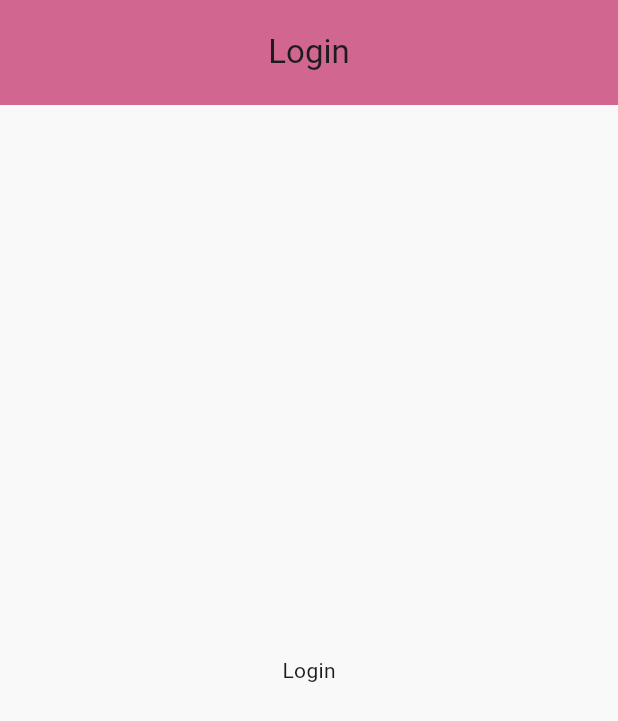
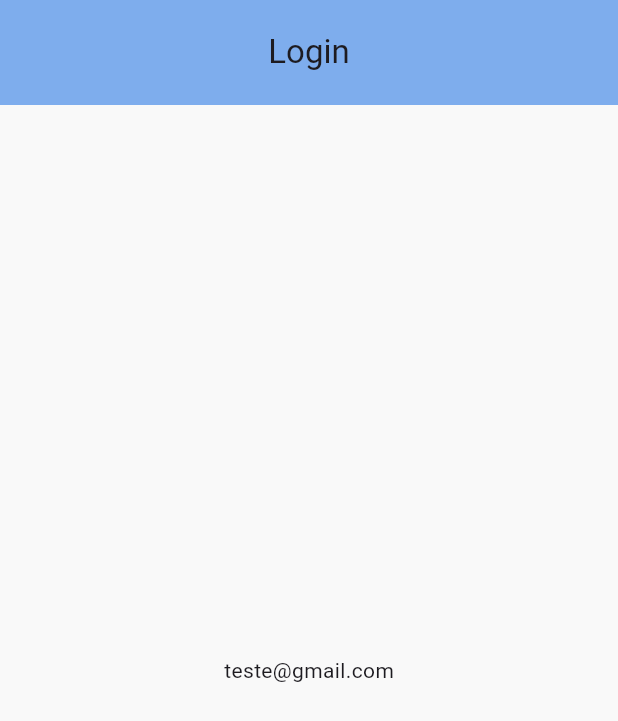
Before and after one commit to guischpor/app_estoque, a Flutter app: the screen it shows after launch, on a phone screen of 412 x 824 dp. Shown: the top 721 px of the screen. Run offline on Flutter 3.47's test engine with Material 3 defaults, Android fonts, the phone set to English and light mode, and no system bars; our stand-ins replace cached_network_image, dio, equatable, flutter_mobx, get_it, go_router and 3 more; generated files the repository leaves out were written again.

Commit message:
Adicionado Mobx and GetIt

```diff
--- /dev/null
+++ b/lib/core/dependencies/injection_dependencies.dart
@@ -0,0 +1,12 @@
+import 'package:get_it/get_it.dart';
+import 'package:app_estoque/presentation/presenter/pages/login/controller/login_controller.dart';
+
+final getIt = GetIt.instance;
+
+void InjectionDependencies() {
+  getIt.registerFactory(() => LoginController());
+
+  // getIt.registerSingleton(LoginPage(
+  //   loginController: ,
+  // ));
+}
--- a/lib/core/routes/named_routes.dart
+++ b/lib/core/routes/named_routes.dart
@@ -0,0 +1,3 @@
+class NamedRoutes {
+  static const String login = "/";
+}
--- a/lib/core/routes/page_routes.dart
+++ b/lib/core/routes/page_routes.dart
@@ -1,3 +1,25 @@
-abstract class PageRoutes {
-  static const String splash = "/";
+import 'named_routes.dart';
+import 'package:flutter/material.dart';
+import 'package:go_router/go_router.dart';
+import 'package:app_estoque/presentation/presenter/pages/login/view/login_page.dart';
+
+class RouterApp {
+  final GoRouter router = GoRouter(
+    routes: <RouteBase>[
+      GoRoute(
+        path: NamedRoutes.login,
+        builder: (BuildContext context, GoRouterState state) {
+          return const LoginPage();
+        },
+        // routes: <RouteBase>[
+        //   GoRoute(
+        //     path: 'details',
+        //     builder: (BuildContext context, GoRouterState state) {
+        //       return const DetailsScreen();
+        //     },
+        //   ),
+        // ],
+      ),
+    ],
+  );
 }
--- a/lib/core/styles/app_color.dart
+++ b/lib/core/styles/app_color.dart
@@ -17,10 +17,11 @@ class AppColors {
   static const Color grey = Color.fromRGBO(137, 136, 134, 1);
   static const Color yellow = Color.fromRGBO(202, 171, 106, 1);
   static const Color blue = Color.fromRGBO(126, 173, 237, 1);
+  static const Color blueLight = Color.fromRGBO(130, 159, 199, 1);
   static const Color orange = Color.fromRGBO(219, 158, 16, 1);
 
   //Colors Components
-  static const Color colorAppBarPink = Color.fromRGBO(209, 103, 144, 1);
+  static const Color colorAppBarBlue = Color.fromRGBO(126, 173, 237, 1);
   static const Color scaffoldBackgroundColor = Color.fromRGBO(249, 249, 249, 1);
   static const Color inputTextBorder = Color.fromRGBO(141, 137, 133, 1);
   static const Color inputFocusedBorder = Color.fromRGBO(90, 79, 151, 1);
@@ -41,19 +42,19 @@ class AppColors {
   static const Color iconColorFavorites = Color.fromRGBO(237, 77, 77, 1);
   static const Color iconColorUserSettings = Color.fromRGBO(160, 175, 237, 1);
 
-  static const Map<int, Color> pinkPrimarySwatch = {
-    50: Color.fromRGBO(236, 104, 147, .1),
-    100: Color.fromRGBO(236, 104, 147, .2),
-    200: Color.fromRGBO(236, 104, 147, .3),
-    300: Color.fromRGBO(236, 104, 147, .4),
-    400: Color.fromRGBO(236, 104, 147, .5),
-    500: Color.fromRGBO(236, 104, 147, .6),
-    600: Color.fromRGBO(236, 104, 147, .7),
-    700: Color.fromRGBO(236, 104, 147, .8),
-    800: Color.fromRGBO(236, 104, 147, .9),
-    900: Color.fromRGBO(236, 104, 147, 1),
+  static const Map<int, Color> bluePrimarySwatch = {
+    50: Color.fromRGBO(126, 173, 237, 1),
+    100: Color.fromRGBO(126, 173, 237, 2),
+    200: Color.fromRGBO(126, 173, 237, 3),
+    300: Color.fromRGBO(126, 173, 237, 4),
+    400: Color.fromRGBO(126, 173, 237, 5),
+    500: Color.fromRGBO(126, 173, 237, 6),
+    600: Color.fromRGBO(126, 173, 237, 7),
+    700: Color.fromRGBO(126, 173, 237, 8),
+    800: Color.fromRGBO(126, 173, 237, 9),
+    900: Color.fromRGBO(126, 173, 237, 1),
   };
 
-  static const materialPink =
-      MaterialColor(0xFFec6893, AppColors.pinkPrimarySwatch);
+  static const materialBlue =
+      MaterialColor(0xFF7EADED, AppColors.bluePrimarySwatch);
 }
--- a/lib/core/styles/theme_data.dart
+++ b/lib/core/styles/theme_data.dart
@@ -4,7 +4,7 @@ import 'package:app_estoque/core/styles/app_color.dart';
 
 class ThemeDataStyle {
   ThemeData get theme => ThemeData(
-        primarySwatch: AppColors.materialPink,
+        primarySwatch: AppColors.materialBlue,
         canvasColor: AppColors.white,
         scaffoldBackgroundColor: AppColors.scaffoldBackgroundColor,
         useMaterial3: true,
--- a/lib/main.dart
+++ b/lib/main.dart
@@ -1,9 +1,12 @@
+import 'core/routes/page_routes.dart';
 import 'package:flutter/material.dart';
 import 'package:flutter/services.dart';
+import 'core/dependencies/injection_dependencies.dart';
 import 'package:app_estoque/core/styles/theme_data.dart';
 import 'package:app_estoque/presentation/presenter/pages/login/view/login_page.dart';
 
 void main() {
+  InjectionDependencies();
   runApp(MyApp());
 
   SystemChrome.setPreferredOrientations([
@@ -22,15 +25,13 @@ class MyApp extends StatefulWidget {
 class _MyAppState extends State<MyApp> {
   ThemeDataStyle themeStyle = ThemeDataStyle();
 
-  final navigatorKey = GlobalKey<NavigatorState>();
-
   @override
   Widget build(BuildContext context) {
-    return MaterialApp(
+    return MaterialApp.router(
+      debugShowCheckedModeBanner: false,
       title: 'App Estoque',
       theme: themeStyle.theme,
-      home: const LoginPage(),
-      debugShowCheckedModeBanner: false,
+      routerConfig: RouterApp().router,
     );
   }
 }
--- /dev/null
+++ b/lib/presentation/presenter/pages/login/controller/login_controller.dart
@@ -0,0 +1,15 @@
+import 'package:mobx/mobx.dart';
+
+part 'login_controller.g.dart';
+
+class LoginController = LoginBase with _$LoginController;
+
+abstract class LoginBase with Store {
+  @observable
+  String email = 'teste@gmail.com';
+
+  @action
+  setEmail(String value) {
+    email = value;
+  }
+}
--- a/lib/presentation/presenter/pages/login/view/login_page.dart
+++ b/lib/presentation/presenter/pages/login/view/login_page.dart
@@ -1,5 +1,8 @@
 import 'package:flutter/material.dart';
 import '../../../widgets/custom_app_bar.dart';
+import 'package:flutter_mobx/flutter_mobx.dart';
+import '../../../../../core/dependencies/injection_dependencies.dart';
+import 'package:app_estoque/presentation/presenter/pages/login/controller/login_controller.dart';
 
 class LoginPage extends StatefulWidget {
   const LoginPage({super.key});
@@ -9,17 +12,23 @@ class LoginPage extends StatefulWidget {
 }
 
 class _LoginPageState extends State<LoginPage> {
+  final loginController = getIt<LoginController>();
+
   @override
   Widget build(BuildContext context) {
+    return Observer(
+      builder: (_) {
         return Scaffold(
           appBar: customAppBar(
             widget: const Text('Login'),
             context: context,
             isLeading: false,
           ),
-      body: const Center(
-        child: Text('Login'),
+          body: Center(
+            child: Text(loginController.email),
           ),
+        );
+      },
     );
   }
 }
--- a/lib/presentation/presenter/widgets/custom_app_bar.dart
+++ b/lib/presentation/presenter/widgets/custom_app_bar.dart
@@ -1,16 +1,18 @@
 import 'custom_image.dart';
 import 'transform_widget_button.dart';
 import 'package:flutter/material.dart';
+import 'package:go_router/go_router.dart';
 import '../../../core/styles/app_color.dart';
+
 
 AppBar customAppBar({
   bool isLeading = true,
   Widget? widget,
   bool? centerTitle = true,
   List<Widget>? actions,
-  Color? backgroundColor = AppColors.colorAppBarPink,
-  Color? splashColor = AppColors.pink,
-  Color? leadingBackgroundColor = AppColors.pinkLight,
+  Color? backgroundColor = AppColors.colorAppBarBlue,
+  Color? splashColor = AppColors.blue,
+  Color? leadingBackgroundColor = AppColors.blueLight,
   Color? shadowColor,
   double? toolbarHeight = 70,
   double? elevation,
@@ -30,7 +32,7 @@ AppBar customAppBar({
               backgroundColor: leadingBackgroundColor,
               splashColor: splashColor,
               onTap: () {
-                Navigator.pop(context);
+                context.pop();
               },
               child: Container(
                 decoration: BoxDecoration(
```
Also changed, not shown: pubspec.yaml (+10 -1 lines), lib/presentation/presenter/pages/login/controller/login_controller.g.dart (added), pubspec.lock, 2 other files. Lines whose indentation alone changed are shown as unchanged.
